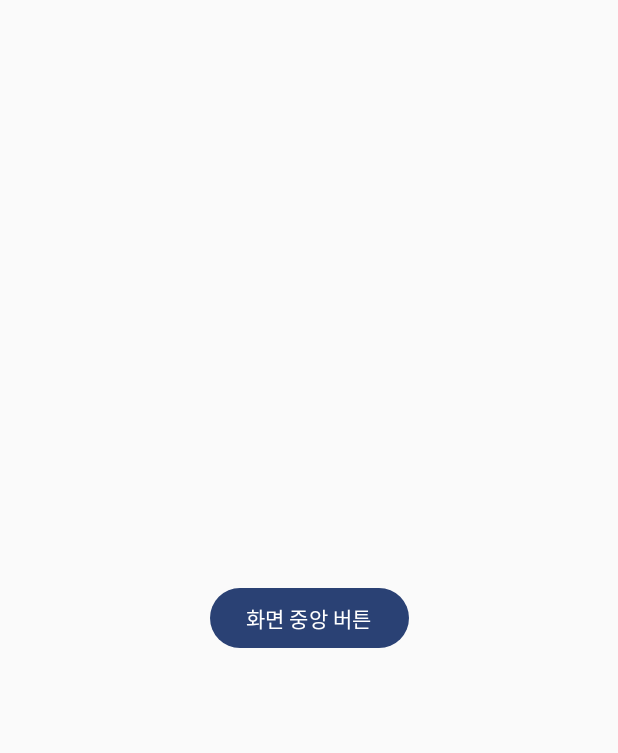
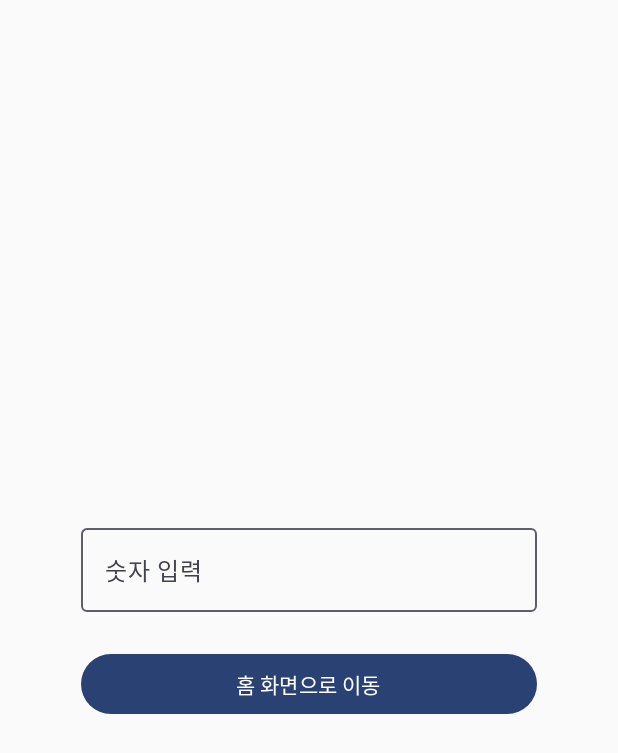
Before and after one commit to KemiKIM/ManageItem_AOS, an Android app built with Jetpack Compose: the screen it shows after launch (MainActivity), on a phone screen of 412 x 824 dp. Shown: the top 753 px of the screen. Run offline under Robolectric (Android 15) with nearby library versions, the phone set to English and light mode, and no system bars.

Commit message:
:art: 화면 구조 설정

```diff
--- /dev/null
+++ b/app/src/main/java/com/seongho/manageitem/LauncherActivity.kt
@@ -0,0 +1,79 @@
+package com.seongho.manageitem
+
+import android.os.Bundle
+import androidx.activity.ComponentActivity
+import androidx.activity.compose.setContent
+import androidx.activity.enableEdgeToEdge
+import androidx.compose.foundation.layout.Box
+import androidx.compose.foundation.layout.fillMaxSize
+import androidx.compose.material3.Button
+import androidx.compose.material3.Text
+import androidx.compose.runtime.Composable
+
+import androidx.compose.ui.Alignment
+import androidx.compose.ui.Modifier
+import androidx.compose.ui.tooling.preview.Preview
+import com.seongho.manageitem.ui.theme.ManageItemTheme
+
+import android.content.Intent
+
+class LauncherActivity : ComponentActivity() {
+    override fun onCreate(savedInstanceState: Bundle?) {
+        super.onCreate(savedInstanceState)
+        // 여기에 스플래시 로직, 초기화 로직 등을 넣을 수 있습니다.
+        // 작업 완료 후 MainActivity로 이동
+        startActivity(Intent(this, MainActivity::class.java))
+        finish() // LauncherActivity는 종료하여 백스택에 남지 않도록 함
+    }
+}
+
+
+
+
+//class LauncherActivity : ComponentActivity() {
+//    override fun onCreate(savedInstanceState: Bundle?) {
+//        super.onCreate(savedInstanceState)
+//        enableEdgeToEdge()
+//        setContent {
+//            ManageItemTheme {
+////                Scaffold(modifier = Modifier.fillMaxSize()) { innerPadding ->
+////                    Greeting(
+////                        name = "Android",
+////                        modifier = Modifier.padding(innerPadding)
+////                    )
+////                }
+//                layout(modifier = Modifier)
+//            }
+//        }
+//    }
+//}
+//
+//@Composable
+//fun layout(modifier: Modifier = Modifier) {
+//    Box(
+//        modifier = modifier.fillMaxSize(),
+//        contentAlignment = Alignment.Center
+//    ) {
+//        Button(onClick = {
+//            println("중앙 버튼 클릭됨!")
+//        }) {
+//            Text("화면 중앙 버튼")
+//        }
+//    }
+//}
+//
+//@Composable
+//fun Greeting(name: String, modifier: Modifier = Modifier) {
+//    Text(
+//        text = "Hello $name!",
+//        modifier = modifier
+//    )
+//}
+//
+//@Preview(showBackground = true)
+//@Composable
+//fun GreetingPreview() {
+//    ManageItemTheme {
+//        Greeting("Android")
+//    }
+//}
--- a/app/src/main/java/com/seongho/manageitem/MainActivity.kt
+++ b/app/src/main/java/com/seongho/manageitem/MainActivity.kt
@@ -4,63 +4,44 @@ import android.os.Bundle
 import androidx.activity.ComponentActivity
 import androidx.activity.compose.setContent
 import androidx.activity.enableEdgeToEdge
-import androidx.compose.foundation.layout.Box
 import androidx.compose.foundation.layout.fillMaxSize
-import androidx.compose.foundation.layout.padding
-import androidx.compose.material3.Button
-import androidx.compose.material3.Scaffold
-import androidx.compose.material3.Text
 import androidx.compose.runtime.Composable
-
-import androidx.compose.ui.Alignment
 import androidx.compose.ui.Modifier
-import androidx.compose.ui.tooling.preview.Preview
-import com.seongho.manageitem.ui.theme.ManageItemTheme
+import androidx.navigation.compose.NavHost
+import androidx.navigation.compose.composable
+import androidx.navigation.compose.rememberNavController
+import com.seongho.manageitem.features.entry.AuthScreen
+import com.seongho.manageitem.features.main.HomeScreen // 실제 패키지 경로에 맞게 수정
+import com.seongho.manageitem.features.main.MainTabsScreen
+import com.seongho.manageitem.navigation.NavigationDestinations
+import com.seongho.manageitem.ui.theme.ManageItemTheme // 자신의 테마로 변경
 
 class MainActivity : ComponentActivity() {
     override fun onCreate(savedInstanceState: Bundle?) {
         super.onCreate(savedInstanceState)
         enableEdgeToEdge()
         setContent {
-            ManageItemTheme {
-//                Scaffold(modifier = Modifier.fillMaxSize()) { innerPadding ->
-//                    Greeting(
-//                        name = "Android",
-//                        modifier = Modifier.padding(innerPadding)
-//                    )
-//                }
-                layout(modifier = Modifier)
+            ManageItemTheme { // 자신의 앱 테마 적용
+                AppEntryNavigation()
             }
         }
     }
 }
 
 @Composable
-fun layout(modifier: Modifier = Modifier) {
-    Box(
-        modifier = modifier.fillMaxSize(),
-        contentAlignment = Alignment.Center
+fun AppEntryNavigation() {
+    val navController = rememberNavController()
+    NavHost(
+        navController = navController,
+        startDestination = NavigationDestinations.AUTH_SCREEN // 시작 화면
     ) {
-        Button(onClick = {
-            println("중앙 버튼 클릭됨!")
-        }) {
-            Text("화면 중앙 버튼")
+        composable(NavigationDestinations.AUTH_SCREEN) {
+            AuthScreen(navController = navController)
         }
+        composable(NavigationDestinations.MAIN_TABS_SCREEN) {
+            MainTabsScreen(modifier = Modifier.fillMaxSize())
+            // 필요하다면 navController를 전달할 수 있음
+        }
+        // 여기에 나중에 MainTabsScreen과 그 내부 네비게이션이 추가될 것입니다.
     }
 }
-
-@Composable
-fun Greeting(name: String, modifier: Modifier = Modifier) {
-    Text(
-        text = "Hello $name!",
-        modifier = modifier
-    )
-}
-
-@Preview(showBackground = true)
-@Composable
-fun GreetingPreview() {
-    ManageItemTheme {
-        Greeting("Android")
-    }
-}
--- /dev/null
+++ b/app/src/main/java/com/seongho/manageitem/features/entry/AuthScreen.kt
@@ -0,0 +1,75 @@
+package com.seongho.manageitem.features.entry
+
+import androidx.compose.foundation.layout.*
+import androidx.compose.foundation.text.KeyboardOptions
+import androidx.compose.material3.*
+import androidx.compose.runtime.*
+import androidx.compose.runtime.getValue
+import androidx.compose.runtime.setValue
+import androidx.compose.ui.Alignment
+import androidx.compose.ui.Modifier
+import androidx.compose.ui.text.input.KeyboardType
+import androidx.compose.ui.tooling.preview.Preview
+import androidx.compose.ui.unit.dp
+import androidx.lifecycle.viewmodel.compose.viewModel
+import androidx.navigation.NavController
+import androidx.navigation.compose.rememberNavController
+
+import com.seongho.manageitem.navigation.NavigationDestinations
+import com.seongho.manageitem.viewmodel.AuthVM // ViewModel 사용 시 주석 해제
+
+@Composable
+fun AuthScreen(
+    navController: NavController,
+    modifier: Modifier = Modifier,
+//    authViewModel: AuthVM = viewModel() // ViewModel 사용 시 주석 해제
+) {
+    var numericInput by remember { mutableStateOf("") }
+
+    Column(
+        modifier = modifier
+            .fillMaxSize()
+            .padding(16.dp),
+        verticalArrangement = Arrangement.Center,
+        horizontalAlignment = Alignment.CenterHorizontally
+    ) {
+        OutlinedTextField(
+            value = numericInput,
+            onValueChange = { newValue ->
+                // 숫자만 입력되도록 필터링
+                if (newValue.all { it.isDigit() }) {
+                    numericInput = newValue
+                }
+            },
+            label = { Text("숫자 입력") },
+            keyboardOptions = KeyboardOptions(keyboardType = KeyboardType.Number),
+            singleLine = true,
+            modifier = Modifier.fillMaxWidth(0.8f) // 화면 너비의 80%
+        )
+
+        Spacer(modifier = Modifier.height(24.dp))
+
+        Button(
+            onClick = {
+                // HomeScreen으로 이동하고 AuthScreen은 백스택에서 제거
+                navController.navigate(NavigationDestinations.MAIN_TABS_SCREEN) {
+                    popUpTo(NavigationDestinations.AUTH_SCREEN) {
+                        inclusive = true // AuthScreen을 백스택에서 포함하여 제거
+                    }
+                    launchSingleTop = true // HomeScreen이 이미 스택에 있다면 새로 만들지 않고 재사용
+                }
+            },
+            modifier = Modifier.fillMaxWidth(0.8f)
+        ) {
+            Text("홈 화면으로 이동")
+        }
+    }
+}
+
+@Preview(showBackground = true)
+@Composable
+fun AuthScreenPreview() {
+    // Preview에서는 실제 NavController가 필요 없으므로, 간단한 rememberNavController() 사용
+    // 또는 Preview용 가짜 NavController를 만들 수 있습니다.
+    AuthScreen(navController = rememberNavController())
+}
--- /dev/null
+++ b/app/src/main/java/com/seongho/manageitem/viewmodel/AuthVM.kt
@@ -0,0 +1,4 @@
+package com.seongho.manageitem.viewmodel
+
+class AuthVM {
+}
--- /dev/null
+++ b/app/src/main/java/com/seongho/manageitem/viewmodel/HomeVM.kt
@@ -0,0 +1,4 @@
+package com.seongho.manageitem.viewmodel
+
+class HomeVM {
+}
--- /dev/null
+++ b/app/src/main/java/com/seongho/manageitem/viewmodel/LocationVM.kt
@@ -0,0 +1,4 @@
+package com.seongho.manageitem.viewmodel
+
+class LocationVM {
+}
--- /dev/null
+++ b/app/src/main/java/com/seongho/manageitem/viewmodel/MainTabsVM.kt
@@ -0,0 +1,4 @@
+package com.seongho.manageitem.viewmodel
+
+class MainTabsVM {
+}
--- /dev/null
+++ b/app/src/main/java/com/seongho/manageitem/viewmodel/SettingVM.kt
@@ -0,0 +1,4 @@
+package com.seongho.manageitem.viewmodel
+
+class SettingVM {
+}
```
Also changed, not shown: app/src/main/AndroidManifest.xml (+9 -1 lines), app/src/main/java/com/seongho/manageitem/features/main/HomeScreen.kt (added, +32 -0 lines), app/src/main/java/com/seongho/manageitem/features/main/LocationScreen.kt (added, +18 -0 lines), app/src/main/java/com/seongho/manageitem/features/main/MainTabsScreen.kt (added, +120 -0 lines), app/src/main/java/com/seongho/manageitem/features/main/SettingScreen.kt (added, +18 -0 lines), app/src/main/java/com/seongho/manageitem/navigation/NavigationDestinations.kt (added, +10 -0 lines).
